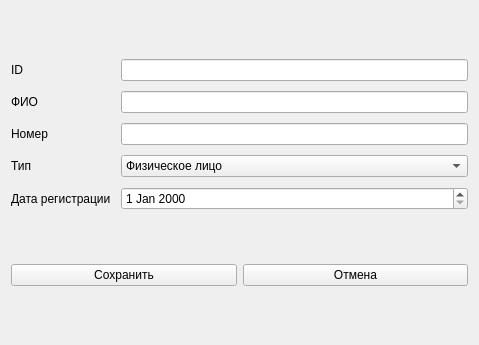
This is ui/add.ui in d-code000/BitTable as Qt 5 draws it before an edit. The edited form follows.
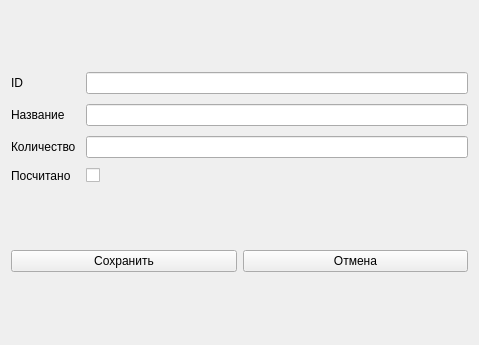
This is the edited form.

```diff
--- a/ui/add.ui
+++ b/ui/add.ui
@@ -19,33 +19,10 @@
      <property name="spacing">
       <number>10</number>
      </property>
-     <item row="1" column="2">
-      <widget class="QLineEdit" name="lineEditName"/>
-     </item>
-     <item row="0" column="2">
-      <widget class="QLineEdit" name="lineEditID"/>
-     </item>
      <item row="1" column="0">
       <widget class="QLabel" name="labelName">
        <property name="text">
-        <string>ФИО</string>
-       </property>
-      </widget>
-     </item>
-     <item row="2" column="2">
-      <widget class="QLineEdit" name="lineEditNumber"/>
-     </item>
-     <item row="4" column="0">
-      <widget class="QLabel" name="labelDate">
-       <property name="text">
-        <string>Дата регистрации</string>
-       </property>
-      </widget>
-     </item>
-     <item row="2" column="0">
-      <widget class="QLabel" name="labelNumber">
-       <property name="text">
-        <string>Номер</string>
+        <string>Название</string>
        </property>
       </widget>
      </item>
@@ -56,29 +33,35 @@
        </property>
       </widget>
      </item>
-     <item row="3" column="2">
-      <widget class="QComboBox" name="comboBoxType">
-       <item>
-        <property name="text">
-         <string>Физическое лицо</string>
-        </property>
-       </item>
-       <item>
-        <property name="text">
-         <string>Юридическое лицо</string>
-        </property>
-       </item>
+     <item row="1" column="2">
+      <widget class="QLineEdit" name="lineEditName"/>
+     </item>
+     <item row="2" column="0">
+      <widget class="QLabel" name="labelNumber">
+       <property name="text">
+        <string>Количество</string>
+       </property>
       </widget>
      </item>
      <item row="3" column="0">
       <widget class="QLabel" name="labelType">
        <property name="text">
-        <string>Тип</string>
+        <string>Посчитано</string>
        </property>
       </widget>
      </item>
-     <item row="4" column="2">
-      <widget class="QDateEdit" name="dateEdit"/>
+     <item row="2" column="2">
+      <widget class="QLineEdit" name="lineEditNumber"/>
+     </item>
+     <item row="0" column="2">
+      <widget class="QLineEdit" name="lineEditID"/>
+     </item>
+     <item row="3" column="2">
+      <widget class="QCheckBox" name="checkCount">
+       <property name="text">
+        <string/>
+       </property>
+      </widget>
      </item>
     </layout>
    </item>
```
